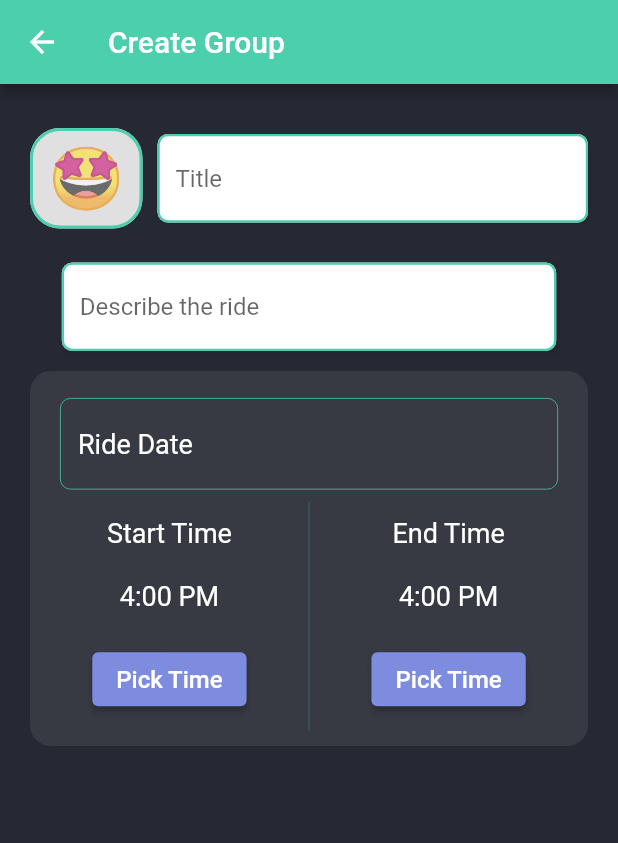
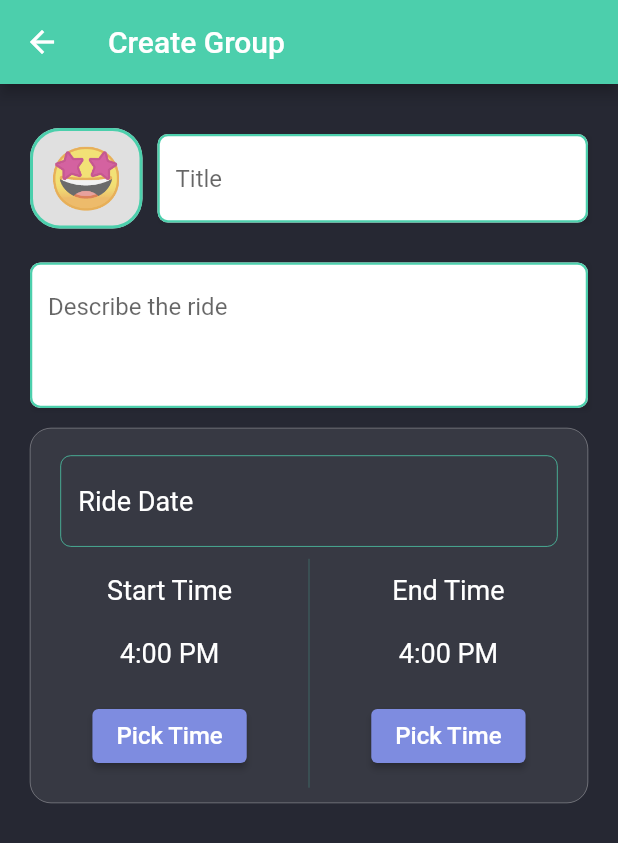
Before and after one commit to Abdulaziz4/bike-riders, a Flutter app: the GroupCreationView screen opened by its route, on a phone screen of 412 x 824 dp. Shown: the top 843 px of the screen. Run offline on Flutter 3.47's test engine with Material 2 defaults, Android fonts, the light colour scheme and no system bars; drawn by our look-alikes of datetime_picker_formfield; our stand-ins replace firebase_auth, firebase_core, flutter_spinkit, flutter_svg, logger, stacked and 1 more; missing offline and left inert: day_night_time_picker; accounts and stored records are empty.

Commit message:
Adding date time picker

```diff
--- a/lib/ui/group_creation/components/date_picker_field.dart
+++ b/lib/ui/group_creation/components/date_picker_field.dart
@@ -31,11 +31,6 @@ class DatePickerField extends StatelessWidget {
                       onSurface: Colors.white,
                     ),
                     dialogBackgroundColor: kPrimaryColor,
-
-                    // colorScheme: ColorScheme.fromSwatch(
-                    //   primaryColorDark: kPurpleColor,
-                    //   accentColor: Colors.teal,
-                    // ),
                   ),
                   child: child!,
                 );
--- a/lib/ui/group_creation/components/time_picker.dart
+++ b/lib/ui/group_creation/components/date_time_picking_section.dart
@@ -1,21 +1,23 @@
-import 'package:bike_riders/core/app/utils/colors_helper.dart';
-import 'package:bike_riders/ui/group_creation/components/date_picker_field.dart';
 import 'package:flutter/material.dart';
 import 'package:day_night_time_picker/lib/daynight_timepicker.dart';
 
+import 'package:bike_riders/core/app/utils/colors_helper.dart';
+import 'package:bike_riders/ui/group_creation/components/date_picker_field.dart';
 import 'package:bike_riders/core/app/constants.dart';
 import 'package:bike_riders/ui/shared/custom_button.dart';
 
-class RideTimePicker extends StatefulWidget {
-  const RideTimePicker({
+class RideDateTimePickingSection extends StatefulWidget {
+  const RideDateTimePickingSection({
     Key? key,
   }) : super(key: key);
 
   @override
-  State<RideTimePicker> createState() => _RideTimePickerState();
+  State<RideDateTimePickingSection> createState() =>
+      _RideDateTimePickingSectionState();
 }
 
-class _RideTimePickerState extends State<RideTimePicker> {
+class _RideDateTimePickingSectionState
+    extends State<RideDateTimePickingSection> {
   @override
   Widget build(BuildContext context) {
     return Container(
@@ -25,6 +27,10 @@ class _RideTimePickerState extends State<RideTimePicker> {
       decoration: BoxDecoration(
         color: brighten(kPrimaryColor, 8),
         borderRadius: BorderRadius.circular(14),
+        border: Border.all(
+          width: 0.2,
+          color: Colors.white,
+        ),
       ),
       child: Column(
         children: [
--- /dev/null
+++ b/lib/ui/group_creation/components/location_picking_section.dart
@@ -0,0 +1,10 @@
+import 'package:flutter/material.dart';
+
+class LocationPickingSection extends StatelessWidget {
+  const LocationPickingSection({Key? key}) : super(key: key);
+
+  @override
+  Widget build(BuildContext context) {
+    return Container();
+  }
+}
--- a/lib/ui/group_creation/group_creation_view.dart
+++ b/lib/ui/group_creation/group_creation_view.dart
@@ -1,13 +1,9 @@
 import 'package:bike_riders/core/app/constants.dart';
-import 'package:bike_riders/ui/group_creation/components/date_picker_field.dart';
 import 'package:bike_riders/ui/group_creation/components/emoji_picker.dart';
-import 'package:bike_riders/ui/group_creation/components/time_picker.dart';
-import 'package:bike_riders/ui/shared/custom_button.dart';
+import 'package:bike_riders/ui/group_creation/components/date_time_picking_section.dart';
 import 'package:bike_riders/ui/shared/input_field.dart';
-import 'package:datetime_picker_formfield/datetime_picker_formfield.dart';
-import 'package:day_night_time_picker/lib/daynight_timepicker.dart';
+
 import 'package:flutter/material.dart';
-import 'package:intl/intl.dart';
 
 class GroupCreationView extends StatefulWidget {
   const GroupCreationView({Key? key}) : super(key: key);
@@ -59,8 +55,9 @@ class _GroupCreationViewState extends State<GroupCreationView> {
               validator: (_) {},
               onSave: (_) {},
               hint: "Describe the ride",
+              numOfLines: 3,
             ),
-            RideTimePicker(),
+            RideDateTimePickingSection(),
           ],
         ),
       ),
--- a/lib/ui/shared/input_field.dart
+++ b/lib/ui/shared/input_field.dart
@@ -7,13 +7,15 @@ class InputField extends StatefulWidget {
   final void Function(String) onSave;
   final bool obscureText;
   final TextEditingController? controller;
+  final int numOfLines;
   const InputField({
     Key? key,
+    required this.validator,
+    required this.onSave,
+    this.obscureText = false,
     this.hint = "",
-    required this.validator,
-    this.obscureText = false,
+    this.numOfLines = 1,
     this.controller,
-    required this.onSave,
   }) : super(key: key);
 
   @override
@@ -23,11 +25,8 @@ class InputField extends StatefulWidget {
 class _InputFieldState extends State<InputField> {
   @override
   Widget build(BuildContext context) {
-    final size = MediaQuery.of(context).size;
-
     return Container(
       margin: const EdgeInsets.symmetric(vertical: kDefaultPadding / 1.5),
-      width: size.width * 0.8,
       decoration: BoxDecoration(
         boxShadow: [
           BoxShadow(
@@ -45,6 +44,7 @@ class _InputFieldState extends State<InputField> {
             widget.onSave(value);
           }
         },
+        maxLines: widget.numOfLines,
         validator: widget.validator,
         textInputAction: TextInputAction.done,
         decoration: InputDecoration(
```
